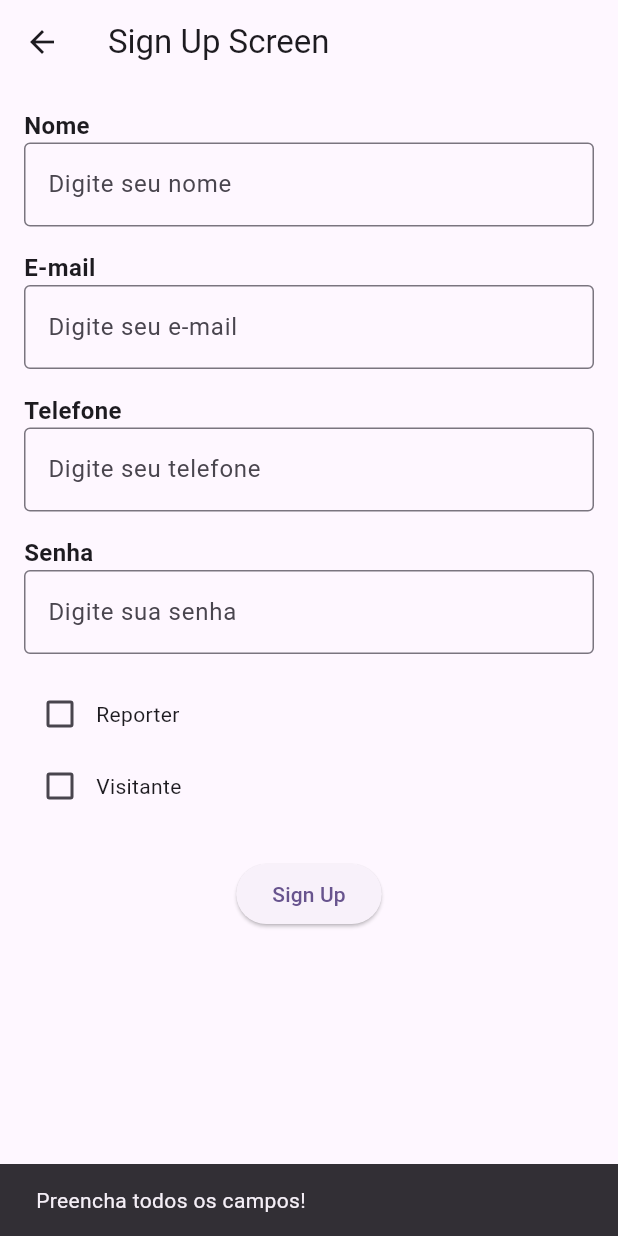
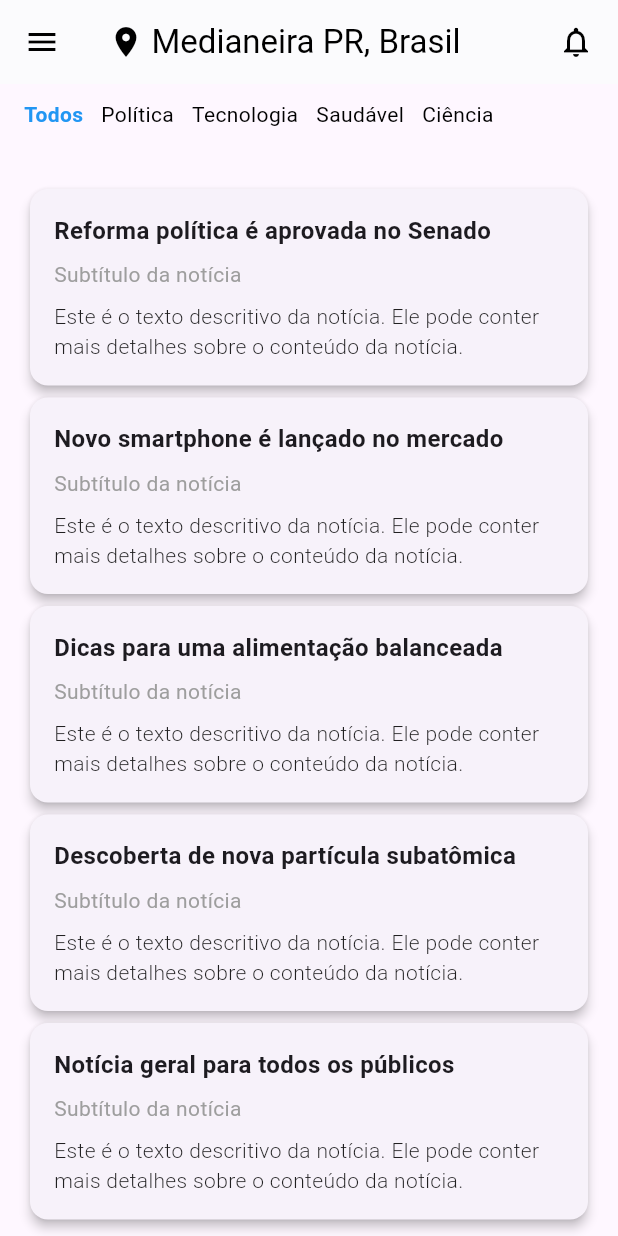
Before and after one commit to Ueslei-Antunes5/University-News-App., a Flutter app: the SignUpScreen screen opened directly, after a tap on "Sign Up", on a phone screen of 412 x 824 dp. Run offline on Flutter 3.47's test engine with Material 3 defaults, Android fonts, the phone set to English and light mode, and no system bars; network calls fail.

Commit message:
Adicionei tela de navegação, editei os layouts

```diff
--- /dev/null
+++ b/meu_app/lib/navigation.dart
@@ -0,0 +1,188 @@
+import 'package:flutter/material.dart';
+import 'package:meu_app/ProfilePage.dart';
+import 'package:meu_app/main.dart';
+
+class NavigationScreen extends StatefulWidget {
+  const NavigationScreen({super.key});
+
+  @override
+  State<NavigationScreen> createState() => _NavigationScreenState();
+}
+
+class _NavigationScreenState extends State<NavigationScreen> {
+  String selectedCategory = 'Todos'; // Categoria selecionada
+
+  // Lista de notícias
+  final List<Map<String, String>> allNews = [
+    {'category': 'Política', 'title': 'Reforma política é aprovada no Senado'},
+    {'category': 'Tecnologia', 'title': 'Novo smartphone é lançado no mercado'},
+    {'category': 'Saudável', 'title': 'Dicas para uma alimentação balanceada'},
+    {'category': 'Ciência', 'title': 'Descoberta de nova partícula subatômica'},
+    {'category': 'Todos', 'title': 'Notícia geral para todos os públicos'},
+  ];
+
+  @override
+  Widget build(BuildContext context) {
+    // Filtrar notícias com base na categoria selecionada
+    final filteredNews =
+        selectedCategory == 'Todos'
+            ? allNews
+            : allNews
+                .where((news) => news['category'] == selectedCategory)
+                .toList();
+
+    return Scaffold(
+      drawer: Drawer(
+        child: ListView(
+          padding: EdgeInsets.zero,
+          children: [
+            const DrawerHeader(
+              decoration: BoxDecoration(color: Color.fromRGBO(33, 150, 243, 1)),
+              child: Text(
+                'Menu',
+                style: TextStyle(color: Colors.white, fontSize: 24),
+              ),
+            ),
+            ListTile(
+              leading: const Icon(Icons.person),
+              title: const Text('Perfil'),
+              onTap: () {
+                Navigator.push(
+                  context,
+                  MaterialPageRoute(builder: (context) => const ProfilePage()),
+                );
+              },
+            ),
+            ListTile(
+              leading: const Icon(Icons.logout),
+              title: const Text('Sair'),
+              onTap: () {
+                Navigator.pushAndRemoveUntil(
+                  context,
+                  MaterialPageRoute(builder: (context) => const HomePage()),
+                  (route) => false,
+                );
+              },
+            ),
+          ],
+        ),
+      ),
+      appBar: AppBar(
+        backgroundColor: Colors.white,
+        iconTheme: const IconThemeData(color: Colors.black),
+        elevation: 0.5,
+        title: Row(
+          children: [
+            const Icon(Icons.location_on, color: Colors.black),
+            const SizedBox(width: 5),
+            const Text(
+              'Medianeira PR, Brasil',
+              style: TextStyle(color: Colors.black),
+            ),
+            const Spacer(),
+            const Icon(Icons.notifications_none, color: Colors.black),
+          ],
+        ),
+      ),
+      body: Column(
+        crossAxisAlignment: CrossAxisAlignment.start,
+        children: [
+          const SizedBox(height: 10),
+          Padding(
+            padding: const EdgeInsets.symmetric(horizontal: 16.0),
+            child: Row(
+              children: [
+                _buildCategoryButton('Todos'),
+                const SizedBox(width: 12),
+                _buildCategoryButton('Política'),
+                const SizedBox(width: 12),
+                _buildCategoryButton('Tecnologia'),
+                const SizedBox(width: 12),
+                _buildCategoryButton('Saudável'),
+                const SizedBox(width: 12),
+                _buildCategoryButton('Ciência'),
+              ],
+            ),
+          ),
+          const SizedBox(height: 20),
+          Expanded(
+            child: ListView.builder(
+              padding: const EdgeInsets.all(16),
+              itemCount: filteredNews.length,
+              itemBuilder: (context, index) {
+                final news = filteredNews[index];
+                return Card(
+                  shape: RoundedRectangleBorder(
+                    borderRadius: BorderRadius.circular(12),
+                  ),
+                  elevation: 3,
+                  child: Padding(
+                    padding: const EdgeInsets.all(16),
+                    child: Column(
+                      crossAxisAlignment: CrossAxisAlignment.start,
+                      children: [
+                        Text(
+                          news['title']!, // Título da notícia
+                          style: const TextStyle(
+                            fontSize: 16,
+                            fontWeight: FontWeight.w600,
+                          ),
+                        ),
+                        const SizedBox(
+                          height: 8,
+                        ), // Espaçamento entre título e subtítulo
+                        Text(
+                          'Subtítulo da notícia', // Subtítulo (pode ser dinâmico se necessário)
+                          style: const TextStyle(
+                            fontSize: 14,
+                            fontWeight: FontWeight.w400,
+                            color: Colors.grey,
+                          ),
+                        ),
+                        const SizedBox(
+                          height: 8,
+                        ), // Espaçamento entre subtítulo e texto
+                        Text(
+                          'Este é o texto descritivo da notícia. Ele pode conter mais detalhes sobre o conteúdo da notícia.',
+                          style: const TextStyle(
+                            fontSize: 14,
+                            fontWeight: FontWeight.w300,
+                            color: Colors.black87,
+                          ),
+                        ),
+                      ],
+                    ),
+                  ),
+                );
+              },
+            ),
+          ),
+        ],
+      ),
+    );
+  }
+
+  // Botão de categoria
+  Widget _buildCategoryButton(String category) {
+    return GestureDetector(
+      onTap: () {
+        setState(() {
+          selectedCategory = category; // Atualiza a categoria selecionada
+        });
+      },
+      child: Text(
+        category,
+        style: TextStyle(
+          fontWeight:
+              selectedCategory == category
+                  ? FontWeight.bold
+                  : FontWeight.normal,
+          color:
+              selectedCategory == category
+                  ? const Color.fromRGBO(33, 150, 243, 1)
+                  : Colors.black,
+        ),
+      ),
+    );
+  }
+}
--- a/meu_app/lib/sign_up_screen.dart
+++ b/meu_app/lib/sign_up_screen.dart
@@ -1,4 +1,6 @@
 import 'package:flutter/material.dart';
+import 'package:meu_app/ProfilePage.dart';
+import 'package:meu_app/navigation.dart';
 
 //falta criar duas opcoes signup como media ou como visitante e o botao de signup
 
@@ -7,6 +9,8 @@ class SignUpScreen extends StatefulWidget {
 
   @override
   State<SignUpScreen> createState() => _SignUpScreenState();
+
+  static void hash(BuildContext context, MaterialPageRoute materialPageRoute) {}
 }
 
 class _SignUpScreenState extends State<SignUpScreen> {
@@ -21,9 +25,7 @@ class _SignUpScreenState extends State<SignUpScreen> {
   @override
   Widget build(BuildContext context) {
     return Scaffold(
-      appBar: AppBar(
-        title: const Text('Sign Up Screen'),
-      ),
+      appBar: AppBar(title: const Text('Sign Up Screen')),
       body: Padding(
         padding: const EdgeInsets.all(16.0),
         child: SingleChildScrollView(
@@ -102,7 +104,7 @@ class _SignUpScreenState extends State<SignUpScreen> {
                     onChanged: (bool? value) {
                       setState(() {
                         isVisitor = value ?? false;
-                         if (isVisitor) isReporter = false; // Desmarca reporter
+                        if (isVisitor) isReporter = false; // Desmarca reporter
                       });
                     },
                   ),
@@ -119,23 +121,46 @@ class _SignUpScreenState extends State<SignUpScreen> {
                         phoneController.text.isEmpty ||
                         passwordController.text.isEmpty) {
                       ScaffoldMessenger.of(context).showSnackBar(
-                        const SnackBar(content: Text('Preencha todos os campos!')),
+                        const SnackBar(
+                          content: Text('Preencha todos os campos!'),
+                        ),
                       );
                       return;
                     }
 
                     if (!isReporter && !isVisitor) {
                       ScaffoldMessenger.of(context).showSnackBar(
-                        const SnackBar(content: Text('Selecione Reporter ou Visitante!')),
+                        const SnackBar(
+                          content: Text('Selecione Reporter ou Visitante!'),
+                        ),
                       );
                       return;
                     }
 
                     ScaffoldMessenger.of(context).showSnackBar(
-                      const SnackBar(content: Text('Cadastro realizado com sucesso!')),
+                      const SnackBar(
+                        content: Text('Cadastro realizado com sucesso!'),
+                      ),
                     );
+                    Future.delayed(const Duration(seconds: 1), () {
+                      Navigator.push(
+                        context,
+                        MaterialPageRoute(
+                          builder: (context) => const ProfilePage(),
+                        ),
+                      );
+                    });
                   },
-                  child: const Text('Sign Up'),
+                  child: ElevatedButton(
+          onPressed: () {
+            // Simular cadastro bem-sucedido e navegar para a tela de navegação
+            Navigator.pushReplacement(
+              context,
+              MaterialPageRoute(builder: (context) => const NavigationScreen()),
+            );
+          },
+          child: const Text('Sign Up'),
+        ),
                 ),
               ),
             ],
--- a/meu_app/pubspec.yaml
+++ b/meu_app/pubspec.yaml
@@ -51,11 +51,9 @@ dev_dependencies:
 
 # The following section is specific to Flutter packages.
 flutter:
-
-  # The following line ensures that the Material Icons font is
-  # included with your application, so that you can use the icons in
-  # the material Icons class.
   uses-material-design: true
+  assets:
+  # - images/modelo-de-design-de-logotipo-de-escola-gradiente.png
 
   # To add assets to your application, add an assets section, like this:
   # assets:
```
Also changed, not shown: meu_app/lib/ProfilePage.dart (added, +191 -0 lines), meu_app/lib/login_screen.dart (+16 -25 lines), meu_app/lib/main.dart (+66 -23 lines), meu_app/assets/modelo-de-design-de-logotipo-de-escola-gradiente.png (added).
